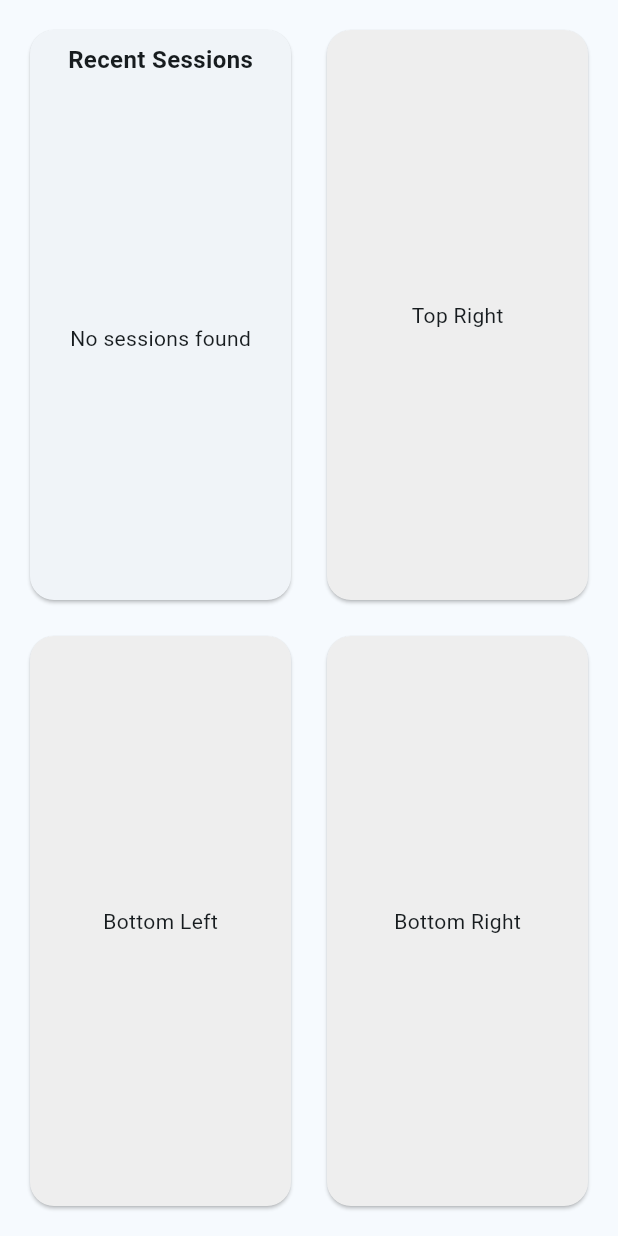
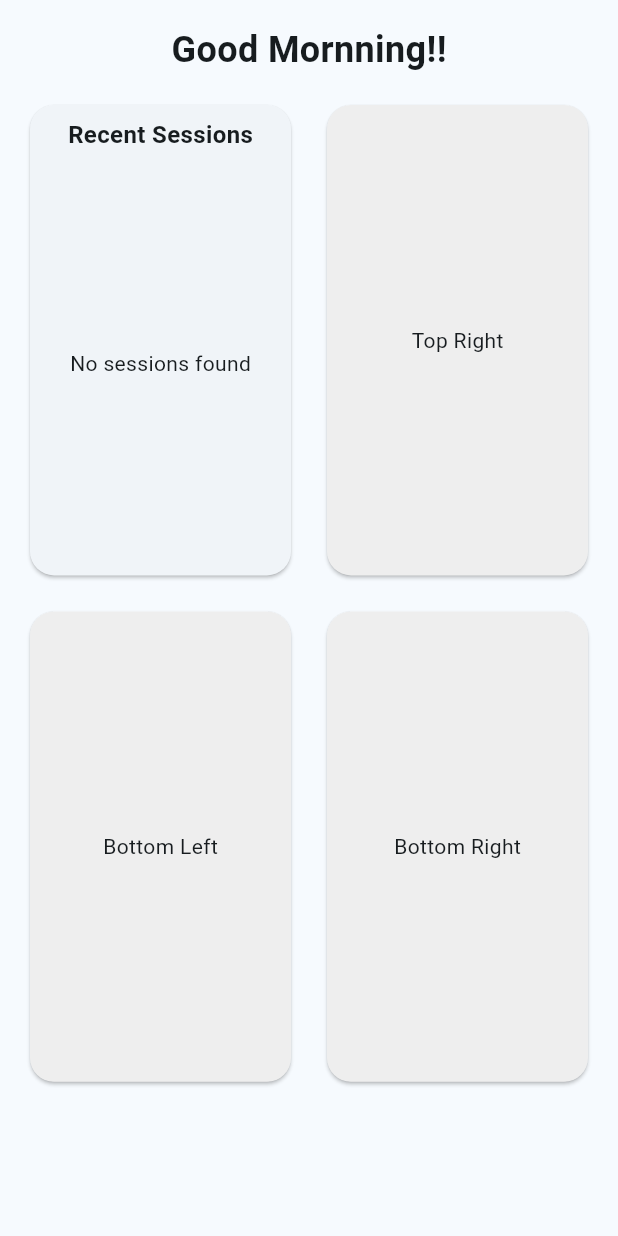
Before and after one commit to Sudo-Victor-Victory/ecg_app, a Flutter app: the HomePage screen opened directly, on a phone screen of 412 x 824 dp. Run offline on Flutter 3.47's test engine with Material 3 defaults, Android fonts, the phone set to English and light mode, and no system bars; our stand-ins replace flutter_blue_plus, lottie, permission_handler, shared_preferences, supabase_flutter, syncfusion_flutter_charts; accounts and stored records are empty.

Commit message:
Added greeting.dart to display a greeting based on the type of day, reworked home.dart to use SingleChildScrollView and Expanded flex to better align everything

```diff
--- a/lib/views/pages/home.dart
+++ b/lib/views/pages/home.dart
@@ -1,4 +1,5 @@
 import 'package:flutter/material.dart';
+import 'package:ecg_app/views/widgets/greeting.dart';
 import 'package:ecg_app/views/widgets/sessions_widget.dart';
 
 class HomePage extends StatefulWidget {
@@ -18,22 +19,34 @@ class _HomePageState extends State<HomePage> {
   @override
   Widget build(BuildContext context) {
     return Scaffold(
-      body: Padding(
+      body: SingleChildScrollView(
         padding: const EdgeInsets.all(16),
-        child: LayoutBuilder(
-          builder: (context, constraints) {
-            final quadrantWidth = constraints.maxWidth / 2 - 8; // spacing
-            final quadrantHeight = constraints.maxHeight / 2 - 8;
-
-            return Column(
+        child: Column(
+          crossAxisAlignment: CrossAxisAlignment.stretch,
           children: [
-                // Top row
-                Row(
+            // Greeting
+            Center(
+              child: Text(
+                greetOnTimeOfDay(),
+                style: const TextStyle(
+                  fontSize: 24,
+                  fontWeight: FontWeight.bold,
+                ),
+              ),
+            ),
+            const SizedBox(height: 16),
+            // Quadrant layout
+            SizedBox(
+              height:
+                  MediaQuery.of(context).size.height *
+                  0.8, // Adjust overall height
+              child: Column(
                 children: [
-                    // Top-left: Recent sessions
-                    SizedBox(
-                      width: quadrantWidth,
-                      height: quadrantHeight,
+                  Expanded(
+                    flex: 1,
+                    child: Row(
+                      children: [
+                        Expanded(
                           child: Card(
                             shape: RoundedRectangleBorder(
                               borderRadius: BorderRadius.circular(16),
@@ -41,9 +54,9 @@ class _HomePageState extends State<HomePage> {
                             child: Padding(
                               padding: const EdgeInsets.all(8),
                               child: Column(
-                            crossAxisAlignment: CrossAxisAlignment.start,
-                            children: const [
-                              Center(
+                                crossAxisAlignment: CrossAxisAlignment.stretch,
+                                children: [
+                                  const Center(
                                     child: Text(
                                       'Recent Sessions',
                                       style: TextStyle(
@@ -52,20 +65,15 @@ class _HomePageState extends State<HomePage> {
                                       ),
                                     ),
                                   ),
-                              SizedBox(height: 8),
+                                  const SizedBox(height: 8),
                                   Expanded(child: SessionsTile(limit: 3)),
                                 ],
                               ),
                             ),
                           ),
                         ),
-
                         const SizedBox(width: 16),
-
-                    // Top-right placeholder
-                    SizedBox(
-                      width: quadrantWidth,
-                      height: quadrantHeight,
+                        Expanded(
                           child: Card(
                             color: Colors.grey[200],
                             shape: RoundedRectangleBorder(
@@ -76,15 +84,14 @@ class _HomePageState extends State<HomePage> {
                         ),
                       ],
                     ),
-
+                  ),
                   const SizedBox(height: 16),
-
-                // Bottom row
-                Row(
+                  // Bottom row (takes up less space)
+                  Expanded(
+                    flex: 1,
+                    child: Row(
                       children: [
-                    SizedBox(
-                      width: quadrantWidth,
-                      height: quadrantHeight,
+                        Expanded(
                           child: Card(
                             color: Colors.grey[200],
                             shape: RoundedRectangleBorder(
@@ -94,9 +101,7 @@ class _HomePageState extends State<HomePage> {
                           ),
                         ),
                         const SizedBox(width: 16),
-                    SizedBox(
-                      width: quadrantWidth,
-                      height: quadrantHeight,
+                        Expanded(
                           child: Card(
                             color: Colors.grey[200],
                             shape: RoundedRectangleBorder(
@@ -107,9 +112,11 @@ class _HomePageState extends State<HomePage> {
                         ),
                       ],
                     ),
+                  ),
                 ],
-            );
-          },
+              ),
+            ),
+          ],
         ),
       ),
     );
--- /dev/null
+++ b/lib/views/widgets/greeting.dart
@@ -0,0 +1,10 @@
+String greetOnTimeOfDay() {
+  DateTime now = DateTime.now();
+  String greeting = "Good Morning!!";
+
+  greeting = (now.hour >= 12 && now.hour < 18)
+      ? "Good Afternoon!"
+      : "Good Evening!";
+  greeting = now.hour < 12 ? "Good Mornning!!" : greeting;
+  return greeting;
+}
--- a/lib/views/widgets/sessions_widget.dart
+++ b/lib/views/widgets/sessions_widget.dart
@@ -26,7 +26,9 @@ class _SessionsTileState extends State<SessionsTile> {
 
   /// Returns (limit) amount of sessions the user owns.
   Future<void> fetchSessions({int? limit}) async {
+    if (!mounted) return;
     setState(() => isLoadingSessions = true);
+
     var query = client
         .from('ecg_session')
         .select('*')
@@ -34,6 +36,8 @@ class _SessionsTileState extends State<SessionsTile> {
     if (limit != null) query = query.limit(limit);
 
     final data = await query;
+
+    if (!mounted) return;
     setState(() {
       supabaseSessions = List<Map<String, dynamic>>.from(data);
       isLoadingSessions = false;
```
Lines whose indentation alone changed are shown as unchanged.
